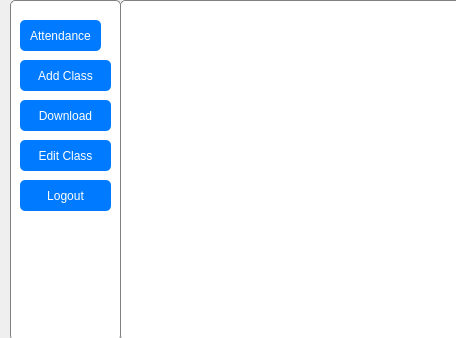
Qt form attendance.ui (poshan12635/project) before a commit.
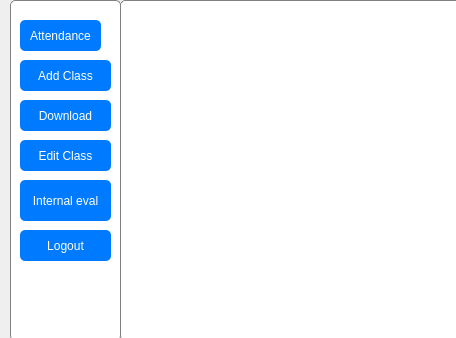
The same form after that commit. Icons and pictures are not drawn.

Commit message: internal marks feature

```diff
--- a/attendance.ui
+++ b/attendance.ui
@@ -127,7 +127,7 @@
     <property name="geometry">
      <rect>
       <x>10</x>
-      <y>180</y>
+      <y>230</y>
       <width>91</width>
       <height>31</height>
      </rect>
@@ -149,6 +149,19 @@
      <string>Edit Class</string>
     </property>
    </widget>
+   <widget class="QPushButton" name="pushButton_6">
+    <property name="geometry">
+     <rect>
+      <x>10</x>
+      <y>180</y>
+      <width>91</width>
+      <height>41</height>
+     </rect>
+    </property>
+    <property name="text">
+     <string>Internal eval</string>
+    </property>
+   </widget>
   </widget>
   <widget class="QGroupBox" name="groupBox_2">
    <property name="geometry">
```
The commit also changes 7 other files.
